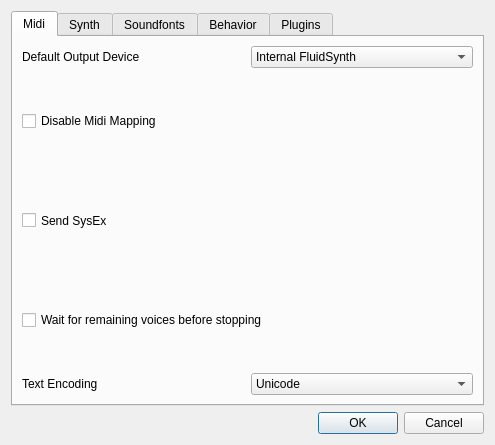
This is qmidiplayer-desktop/qmpsettingswindow.ui in chirs241097/QMidiPlayer as Qt 5 draws it before an edit. The edited form follows.
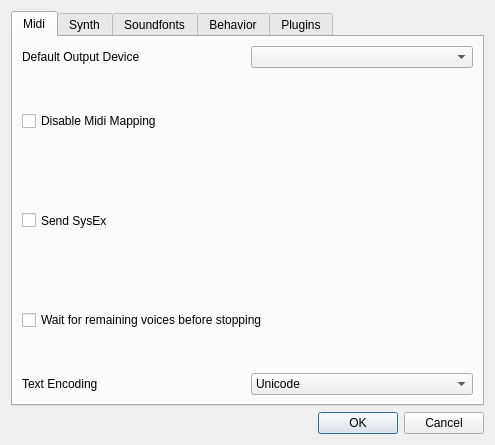
This is the edited form. Icons and pictures are not drawn.

```diff
--- a/qmidiplayer-desktop/qmpsettingswindow.ui
+++ b/qmidiplayer-desktop/qmpsettingswindow.ui
@@ -53,11 +53,6 @@
              <verstretch>0</verstretch>
             </sizepolicy>
            </property>
-           <item>
-            <property name="text">
-             <string>Internal FluidSynth</string>
-            </property>
-           </item>
           </widget>
          </item>
         </layout>
```
